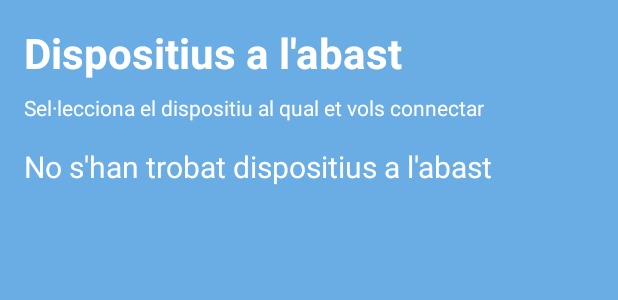
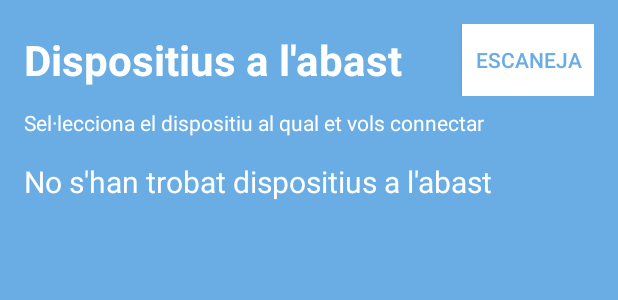
Before and after one commit to lsmaker/Android, an Android app: the layout activity_connection.xml on its own in the app's theme, with its tools: preview values and no code run, on a phone screen of 412 x 824 dp. Shown: the top 300 px of the screen. Run offline under Robolectric (Android 15) with nearby library versions, the phone set to English and light mode, and no system bars.

Commit message:
Changed Connection Activity interface to apply changes on scanning protocol. Now the device will scan during 5 seconds and the connection view will have a button to set a "rescan".

```diff
--- a/app/src/main/AndroidManifest.xml
+++ b/app/src/main/AndroidManifest.xml
@@ -24,6 +24,7 @@
 
             <intent-filter>
                 <action android:name="android.intent.action.MAIN" />
+                <action android:name="com.lasalle.lsmaker_remote.services.SCAN_STOPPED" />
 
                 <category android:name="android.intent.category.LAUNCHER" />
             </intent-filter>
--- a/app/src/main/java/com/lasalle/lsmaker_remote/fragments/driving/AccelerometerDrivingFragment.java
+++ b/app/src/main/java/com/lasalle/lsmaker_remote/fragments/driving/AccelerometerDrivingFragment.java
@@ -135,8 +135,8 @@ public class AccelerometerDrivingFragment extends DrivingFragment implements Sen
             data[Y] = event.values[Y];
             data[Z] = event.values[Z];
 
-            DrivingFragmentObserver.setAcceleration(getAcceleration());
-            DrivingFragmentObserver.setTurning(getTurning());
+            DrivingFragmentObserver.setSpeed(getAcceleration());
+            DrivingFragmentObserver.setTurn(getTurning());
         }
     }
 
--- a/app/src/main/res/layout/activity_connection.xml
+++ b/app/src/main/res/layout/activity_connection.xml
@@ -11,102 +11,44 @@
     tools:context=".activities.ConnectionActivity"
     android:background="@color/colorSalle">
 
-    <!-- Login progress -->
-
-    <ScrollView
-        android:id="@+id/scroll_login_wrapper"
+    <RelativeLayout
+        android:orientation="horizontal"
         android:layout_width="match_parent"
         android:layout_height="wrap_content"
-        android:visibility="gone">
+        android:layout_marginBottom="8dp">
 
-        <LinearLayout
-            android:id="@+id/login_form"
-            android:layout_width="match_parent"
+        <TextView
+            android:layout_width="wrap_content"
             android:layout_height="wrap_content"
-            android:orientation="vertical">
+            android:text="@string/connection_devices_list_title"
+            android:textColor="@android:color/white"
+            android:textStyle="bold"
+            android:textSize="28sp"
+            android:layout_gravity="center_vertical"
+            android:layout_alignParentStart="true"
+            android:layout_centerVertical="true"
+            android:id="@+id/textView2" />
 
-            <android.support.design.widget.TextInputLayout
-                android:layout_width="match_parent"
-                android:layout_height="wrap_content">
+        <Button
+            android:layout_width="wrap_content"
+            android:layout_height="wrap_content"
+            android:layout_gravity="center_vertical"
+            android:layout_alignParentEnd="true"
+            android:layout_centerVertical="true"
+            android:id="@+id/connection_scan_button"
+            style="@style/SalleButton"
+            android:text="@string/connection_scan_button_text"
+            android:onClick="startScanning"/>
 
-                <AutoCompleteTextView
-                    android:id="@+id/device_name"
-                    android:layout_width="match_parent"
-                    android:layout_height="wrap_content"
-                    android:hint="@string/hint_device_name"
-                    android:inputType="text"
-                    android:maxLines="1"
-                    android:singleLine="true"
-                    android:imeOptions="actionNext"/>
+        <ProgressBar
+            android:layout_width="wrap_content"
+            android:layout_height="wrap_content"
+            android:id="@+id/connection_scanning_progress"
+            android:layout_alignParentEnd="true"
+            android:layout_centerVertical="true"
+            android:visibility="gone"/>
 
-            </android.support.design.widget.TextInputLayout>
-
-            <android.support.design.widget.TextInputLayout
-                android:layout_width="match_parent"
-                android:layout_height="wrap_content">
-
-                <EditText
-                    android:id="@+id/pincode"
-                    android:layout_width="match_parent"
-                    android:layout_height="wrap_content"
-                    android:hint="@string/hint_pin"
-                    android:imeActionId="@+id/login"
-                    android:imeActionLabel="@string/action_sign_in_short"
-                    android:imeOptions="actionDone"
-                    android:inputType="numberPassword"
-                    android:maxLines="1"
-                    android:singleLine="true" />
-
-            </android.support.design.widget.TextInputLayout>
-
-            <Button
-                android:id="@+id/login_button"
-                style="@style/SalleButton"
-                android:layout_width="match_parent"
-                android:layout_height="wrap_content"
-                android:layout_marginTop="16dp"
-                android:text="@string/action_sign_in"
-                android:textStyle="bold" />
-
-            <LinearLayout
-                android:id="@+id/login_progress_view"
-                android:layout_width="match_parent"
-                android:layout_height="wrap_content"
-                android:layout_gravity="center_horizontal"
-                android:layout_marginTop="16dp"
-                android:orientation="vertical"
-                android:visibility="gone">
-
-                <ProgressBar
-                    android:id="@+id/login_progress"
-                    style="?android:attr/progressBarStyleLarge"
-                    android:layout_width="wrap_content"
-                    android:layout_height="wrap_content"
-                    android:layout_marginBottom="8dp"
-                    android:layout_gravity="center_horizontal" />
-
-                <TextView
-                    android:layout_width="match_parent"
-                    android:layout_height="wrap_content"
-                    android:layout_gravity="center_horizontal"
-                    android:id="@+id/login_progress_message"
-                    android:text="@string/connecting_message"
-                    android:textAlignment="center"
-                    android:textColor="@android:color/white"/>
-            </LinearLayout>
-
-
-        </LinearLayout>
-    </ScrollView>
-
-    <TextView
-        android:layout_width="match_parent"
-        android:layout_height="wrap_content"
-        android:layout_marginBottom="8dp"
-        android:text="@string/connection_devices_list_title"
-        android:textColor="@android:color/white"
-        android:textStyle="bold"
-        android:textSize="28sp"/>
+    </RelativeLayout>
 
     <TextView
         android:layout_width="match_parent"
--- a/app/src/main/res/values/strings.xml
+++ b/app/src/main/res/values/strings.xml
@@ -54,6 +54,7 @@
     <string name="connection_devices_list_title">Dispositius a l\'abast</string>
     <string name="connection_devices_list_tip">Sel·lecciona el dispositiu al qual et vols connectar</string>
     <string name="connection_device_not_found_text">No s\'han trobat dispositius a l\'abast</string>
+    <string name="connection_scan_button_text">Escaneja</string>
 
 
 </resources>
```
Also changed, not shown: app/src/main/java/com/lasalle/lsmaker_remote/activities/ConnectionActivity.java (+56 -142 lines), app/src/main/java/com/lasalle/lsmaker_remote/fragments/driving/SliderDrivingFragment.java (+5 -5 lines), app/src/main/java/com/lasalle/lsmaker_remote/fragments/driving/interfaces/DrivingFragmentObserver.java (+16 -16 lines), app/src/main/java/com/lasalle/lsmaker_remote/services/BluetoothService.java (+16 -19 lines), app/src/main/java/com/lasalle/lsmaker_remote/services/DataSenderService.java (+11 -7 lines), app/src/main/java/com/lasalle/lsmaker_remote/services/UartService.java (+3 -8 lines).
